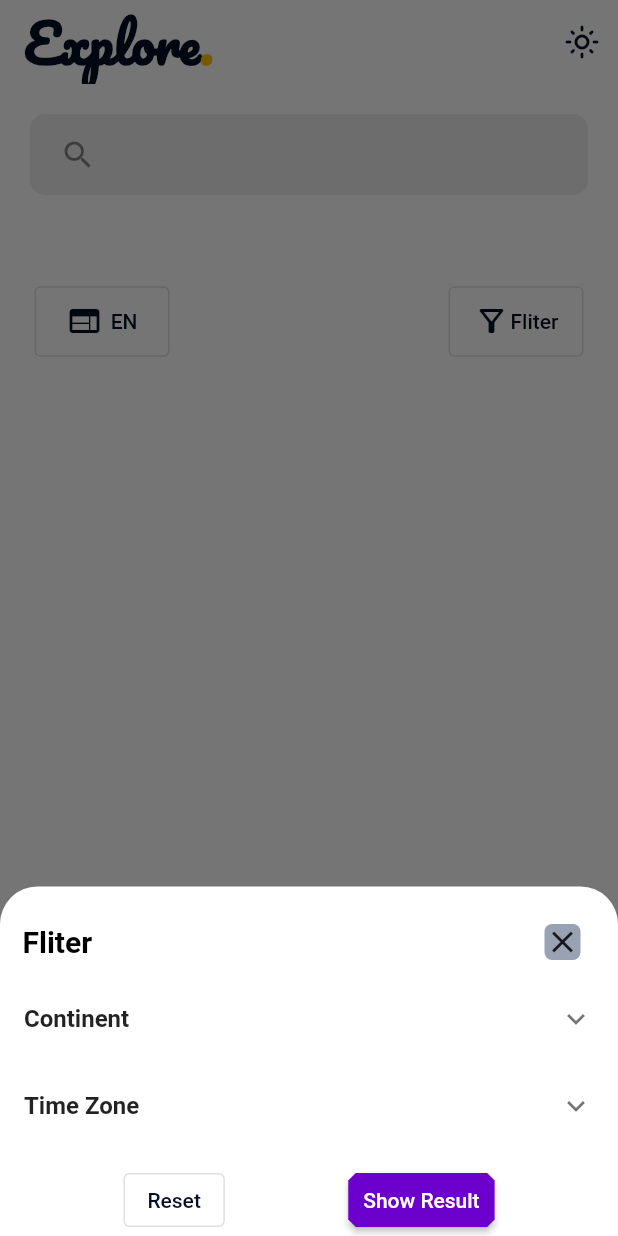
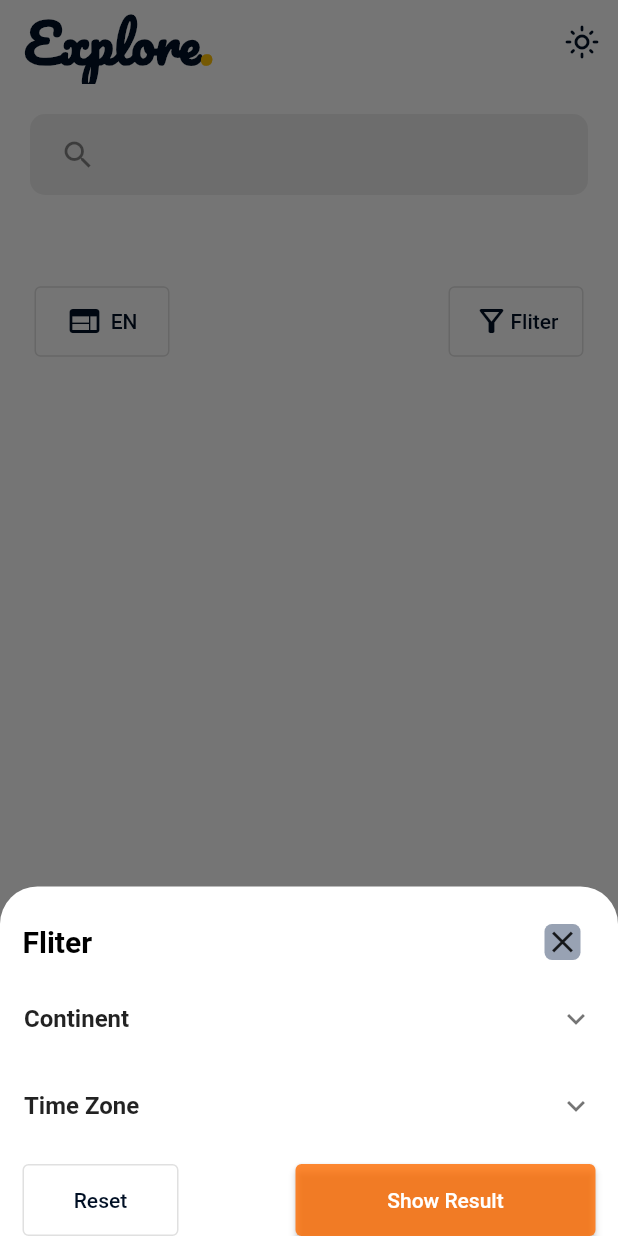
Before and after one commit to BeTure20/country_api, a Flutter app: the screen it shows after launch, after a tap on "Fliter", on a phone screen of 412 x 824 dp. Run offline on Flutter 3.47's test engine with Material 2 defaults, Android fonts, the phone set to English and light mode, and no system bars; our stand-ins replace animated_splash_screen, connectivity_plus, flutter_svg, google_fonts, internet_connection_checker, page_transition and 1 more; network calls fail.

Commit message:
141122 update

```diff
--- a/lib/model/country.dart
+++ b/lib/model/country.dart
@@ -16,12 +16,12 @@ class Country {
   Flags? coatOfArms;
   Idd? dialcode;
   Car? car;
-  Languages? languages;
+  // Languages? languages;
   double area;
   Country(
       {required this.name,
       required this.area,
-      required this.languages,
+      // required this.languages,
       required this.dialcode,
       required this.region,
       required this.population,
@@ -43,7 +43,7 @@ class Country {
         capital: json["capital"].toString(),
         flags: Flags.fromJson(json['flags']),
         car: Car.fromJson(json['car']),
-        languages: Languages.fromJson(json["languages"]),
+        // languages: Languages.fromJson(json["languages"]),
         coatOfArms: Flags.fromJson(json['coatOfArms']),
       );
 
@@ -58,7 +58,7 @@ class Country {
         "flags": flags!.toJson(),
         "car": car!.toJson(),
         "idd": dialcode!.toJson(),
-        "languages": languages!.toJson(),
+        // "languages": languages!.toJson(),
         "coatOfArms": coatOfArms!.toJson()
       };
 }
@@ -144,16 +144,16 @@ class Car {
   }
 }
 
-class Languages {
-  String? ara;
+// class Languages {
+//   String? ara;
 
-  Languages({this.ara});
+//   Languages({this.ara});
 
-  Languages.fromJson(Map<String, dynamic> json) {
-    ara = json['ara'] as String;
-  }
+//   Languages.fromJson(Map<String, dynamic> json) {
+//     ara = json['ara'] as String;
+//   }
 
-  Map<String, dynamic> toJson() => {
-        "ara": ara,
-      };
-}
+//   Map<String, dynamic> toJson() => {
+//         "ara": ara,
+//       };
+// }
--- a/lib/pages/homepage.dart
+++ b/lib/pages/homepage.dart
@@ -1,3 +1,6 @@
+import 'dart:async';
+
+import 'package:connectivity_plus/connectivity_plus.dart';
 import 'package:country_api/pages/homedetails.dart';
 
 import 'package:country_api/constant/constant.dart';
@@ -7,6 +10,7 @@ import 'package:google_fonts/google_fonts.dart';
 import 'package:country_api/inc/themes/custom_theme.dart';
 import 'package:country_api/model/country.dart';
 import 'package:flutter/material.dart';
+import 'package:internet_connection_checker/internet_connection_checker.dart';
 import 'package:provider/provider.dart';
 
 class HomePage extends StatefulWidget {
@@ -21,7 +25,9 @@ class _HomePageState extends State<HomePage> {
   late List regionlist = [];
   late List languagelist = [];
   late List timezonelist = [];
-
+  late StreamSubscription subscription;
+  var isDeviceConnected = false;
+  bool isAlertSet = false;
   late List<Country> sortaz = [];
   bool changelight = false;
   late List<Country> searchData = [];
@@ -29,36 +35,38 @@ class _HomePageState extends State<HomePage> {
   TextEditingController searchcontroller = TextEditingController();
   @override
   void initState() {
+    getConnectivity();
     super.initState();
     //_getTheme();
     Api.getcountrylist().then((items) {
       countrylist = items;
       for (var element in items) {
-        regionlist.add({"region": element.region, "status": false});
-
-        print(regionlist);
+        regionlist.add(element.region);
+        // regionlist.add({"region": element.region, "status": false});
       }
       for (var element in items) {
         timezonelist.add(
             element.timezones.replaceAll(RegExp(r"\p{P}", unicode: true), ""));
       }
-      // items.forEach((element) {
-
-      // },)
-      // for(var element in items){
-      //   languagelist.add(element.)
-      // }
-      // sortaz = items;
       setState(() {});
     });
     // getdata();
   }
+
 //Build a Search System using Flutter
   // _getTheme() async {
   //   SharedPreferences prefs = await SharedPreferences.getInstance();
   //   return prefs.getBool('theme') ?? false;
   // }
-
+  getConnectivity() => subscription = Connectivity()
+          .onConnectivityChanged
+          .listen((ConnectivityResult result) async {
+        isDeviceConnected = await InternetConnectionChecker().hasConnection;
+        if (!isDeviceConnected && isAlertSet == true) {
+          showDialogBox();
+          setState(() => isAlertSet = true);
+        }
+      });
   onSearchTextChanged(text) {
     searchData.clear();
     if (text.isEmpty) {
@@ -81,12 +89,19 @@ class _HomePageState extends State<HomePage> {
   }
 
   @override
+  void dispose() {
+    subscription.cancel();
+    super.dispose();
+  }
+
+  @override
   Widget build(BuildContext context) {
     //no duplicate data in the regoin list
     regionlist = [
       ...{...regionlist}
     ];
     // sort the  data in a-z order
+
     countrylist = countrylist.toList();
     sortaz = countrylist.reversed.toList();
     countrylist.sort((a, b) => a.name.common.compareTo(b.name.common));
@@ -403,8 +418,10 @@ class _HomePageState extends State<HomePage> {
                                 return ListTile(
                                   title: Text(region[index]),
                                   trailing: Checkbox(
-                                    value: false,
-                                    onChanged: (value) {},
+                                    value: region[index],
+                                    onChanged: (value) {
+                                      region[index] = value;
+                                    },
                                   ),
                                 );
                               }),
@@ -432,13 +449,6 @@ class _HomePageState extends State<HomePage> {
                 topLeft: Radius.circular(25.0),
                 topRight: Radius.circular(25.0),
               ),
-              // boxShadow: [
-              //   BoxShadow(
-              //     color: Colors.black26,
-              //     blurRadius: 10.0, // has the effect of softening the shadow
-              //     spreadRadius: 0.0, // has the effect of extending the shadow
-              //   )
-              // ],
             ),
             child: Container(
               child: Wrap(
@@ -498,8 +508,12 @@ class _HomePageState extends State<HomePage> {
                                     return ListTile(
                                       title: Text(region[index]),
                                       trailing: Checkbox(
-                                        value: false,
-                                        onChanged: (value) {},
+                                        value: region[index],
+                                        onChanged: (value) {
+                                          setState(() {
+                                            // region[index].status = value;
+                                          });
+                                        },
                                       ),
                                     );
                                   }),
@@ -540,21 +554,34 @@ class _HomePageState extends State<HomePage> {
                       const SizedBox(
                         height: 10,
                       ),
-                      Row(
-                        mainAxisAlignment: MainAxisAlignment.spaceEvenly,
+                      Container(
+                        margin: const EdgeInsets.only(left: 15, right: 15),
+                        child: Row(
+                          mainAxisAlignment: MainAxisAlignment.spaceBetween,
                           children: [
-                          OutlinedButton(
+                            Container(
+                              height: 48,
+                              width: 104,
+                              child: OutlinedButton(
                                   onPressed: () {}, child: Text("Reset")),
-                          ElevatedButton(
+                            ),
+                            Container(
+                              height: 48,
+                              width: 200,
+                              child: ElevatedButton(
                                   style: ElevatedButton.styleFrom(
                                     padding: EdgeInsets.all(10),
-                                  backgroundColor: Color(0xFF6C00CC),
-                                  shape: BeveledRectangleBorder(
-                                      borderRadius: BorderRadius.all(
-                                          Radius.circular(5)))),
+                                    backgroundColor:
+                                        Color.fromRGBO(255, 108, 0, 0.8),
+                                  ),
                                   onPressed: () {},
-                              child: Text("Show Result"))
+                                  child: Text(
+                                    "Show Result",
+                                    style: TextStyle(color: Colors.white),
+                                  )),
+                            )
                           ],
+                        ),
                       )
                     ],
                   ),
@@ -564,4 +591,30 @@ class _HomePageState extends State<HomePage> {
           );
         });
   }
+
+  showDialogBox() => showDialog(
+        context: context,
+        builder: (context) {
+          return AlertDialog(
+            title: Text(
+              "No Connection!!",
+            ),
+            content: Text("Please Check your Internet Connection"),
+            actions: [
+              TextButton(
+                  onPressed: () async {
+                    Navigator.pop(context, "Cancel");
+                    setState(() => isAlertSet = false);
+                    isDeviceConnected =
+                        await InternetConnectionChecker().hasConnection;
+                    if (!isDeviceConnected) {
+                      showDialogBox();
+                      setState(() => isAlertSet = true);
                     }
+                  },
+                  child: Text("Okay"))
+            ],
+          );
+        },
+      );
+}
--- a/pubspec.yaml
+++ b/pubspec.yaml
@@ -42,6 +42,8 @@ dependencies:
 
   flutter_svg: ^1.1.6
   google_fonts: ^3.0.1
+  internet_connection_checker: ^1.0.0+1
+  connectivity_plus: ^3.0.2
 
 dev_dependencies:
   flutter_test:
```
Also changed, not shown: pubspec.lock, 3 other files. Lines whose indentation alone changed are shown as unchanged.
